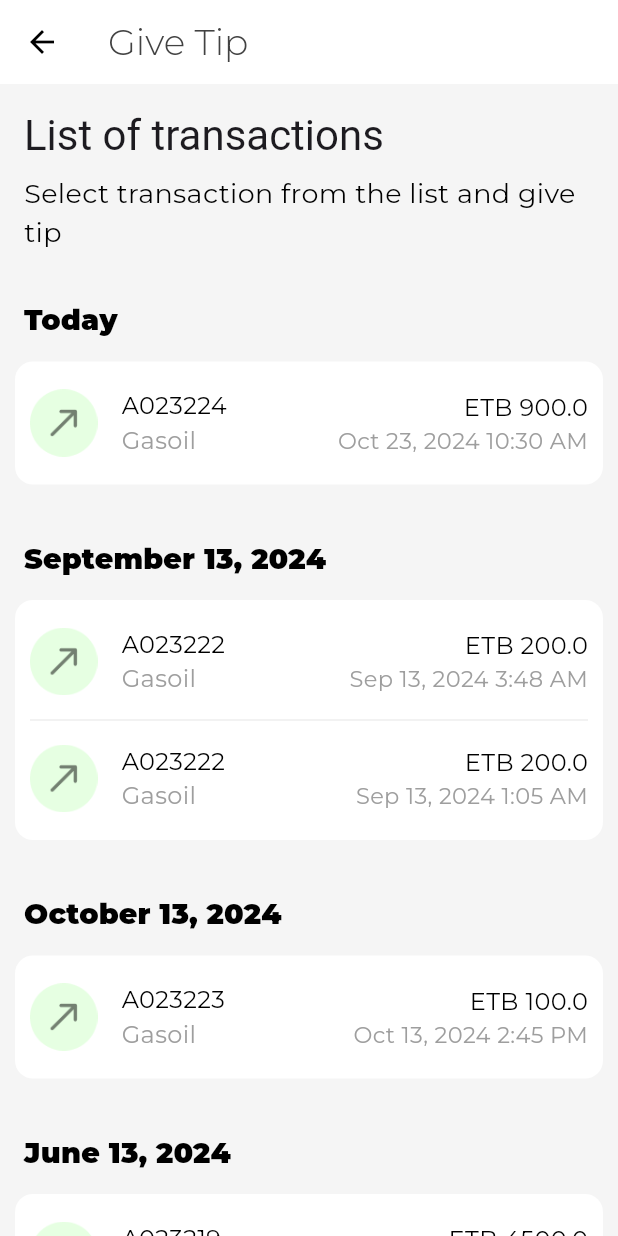
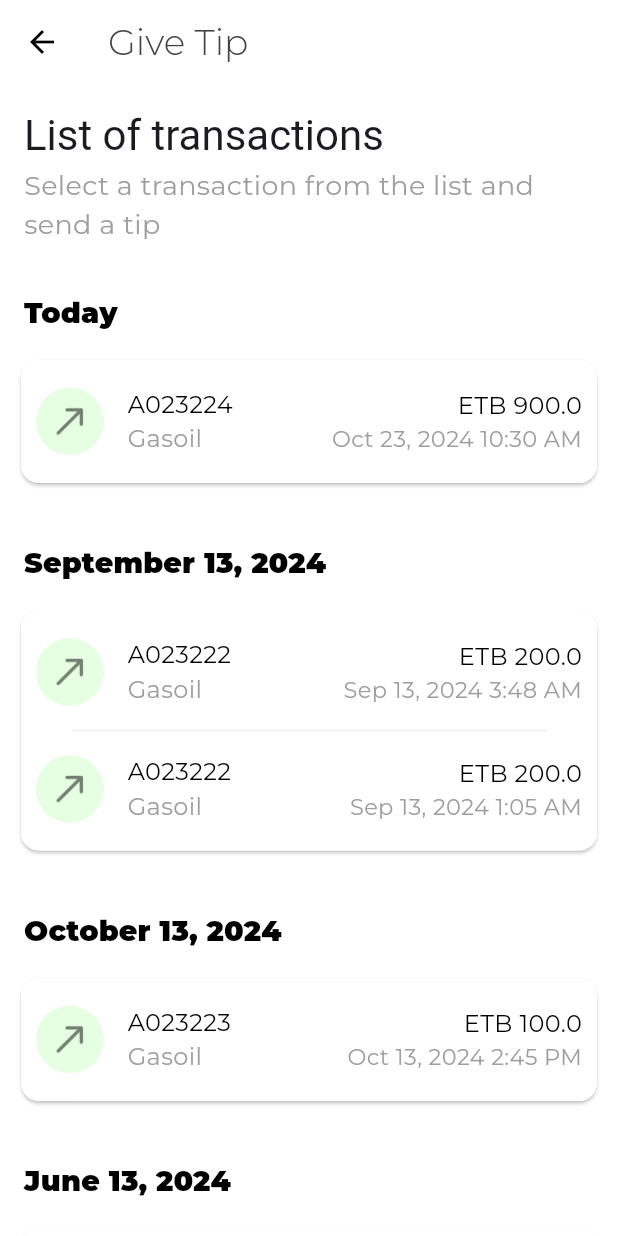
Before and after one commit to Edil-Ayehu/nedaj, a Flutter app: the TransactionListForTipScreen screen opened directly, on a phone screen of 412 x 824 dp. Run offline on Flutter 3.47's test engine with Material 3 defaults, Android fonts, the phone set to English and light mode, and no system bars; our stand-ins replace fancy_shimmer_image, fluentui_system_icons, gap, get, google_fonts, hive and 8 more; missing offline and left inert: qr_code_scanner; accounts and stored records are empty.

Commit message:
TransactionListForTipScreen UI design modification completed.

```diff
--- a/lib/screens/tip screen/transaction_list_for_tip_screen.dart
+++ b/lib/screens/tip screen/transaction_list_for_tip_screen.dart
@@ -22,7 +22,7 @@ class TransactionListForTipScreen extends StatelessWidget {
       });
 
     return Scaffold(
-      backgroundColor: Colors.grey.shade100,
+      backgroundColor: Colors.white,
       appBar: AppBar(
         title: Text('Give Tip'),
         backgroundColor: Colors.white,
@@ -40,10 +40,12 @@ class TransactionListForTipScreen extends StatelessWidget {
                   'List of transactions',
                   style: Theme.of(context).textTheme.headlineMedium,
                 ),
-                SizedBox(height: 8),
+                SizedBox(height: 3),
                 Text(
-                  'Select transaction from the list and give tip',
-                  style: Theme.of(context).textTheme.bodyMedium,
+                  'Select a transaction from the list and send a tip',
+                  style: Theme.of(context).textTheme.bodyMedium!.copyWith(
+                        color: Colors.grey,
+                      ),
                 ),
               ],
             ),
@@ -69,10 +71,17 @@ class TransactionListForTipScreen extends StatelessWidget {
                                   ),
                         ),
                       ),
-                      Container(
-                        padding:
-                            EdgeInsets.only(left: 10, right: 10, bottom: 10),
-                        margin: EdgeInsets.symmetric(horizontal: 10),
+                      Padding(
+                        padding: const EdgeInsets.symmetric(horizontal: 10.0),
+                        child: Card(
+                          elevation: 1,
+                          color: Colors.white,
+                          shape: RoundedRectangleBorder(
+                            borderRadius: BorderRadius.circular(12),
+                          ),
+                          child: Container(
+                            padding: EdgeInsets.only(
+                                left: 10, right: 10, bottom: 10),
                             decoration: BoxDecoration(
                               color: Colors.white,
                               borderRadius: BorderRadius.circular(12),
@@ -82,8 +91,12 @@ class TransactionListForTipScreen extends StatelessWidget {
                               physics: NeverScrollableScrollPhysics(),
                               itemCount: transactions.length,
                               padding: EdgeInsets.only(top: 10),
-                          separatorBuilder: (context, index) => Divider(
+                              separatorBuilder: (context, index) => Padding(
+                                padding: const EdgeInsets.symmetric(
+                                    horizontal: 24.0),
+                                child: Divider(
                                   color: Colors.grey.shade200,
+                                ),
                               ),
                               itemBuilder: (context, index) {
                                 final transaction = transactions[index];
@@ -100,6 +113,8 @@ class TransactionListForTipScreen extends StatelessWidget {
                               },
                             ),
                           ),
+                        ),
+                      ),
                       SizedBox(height: 20),
                     ],
                   );
```
Lines whose indentation alone changed are shown as unchanged.
